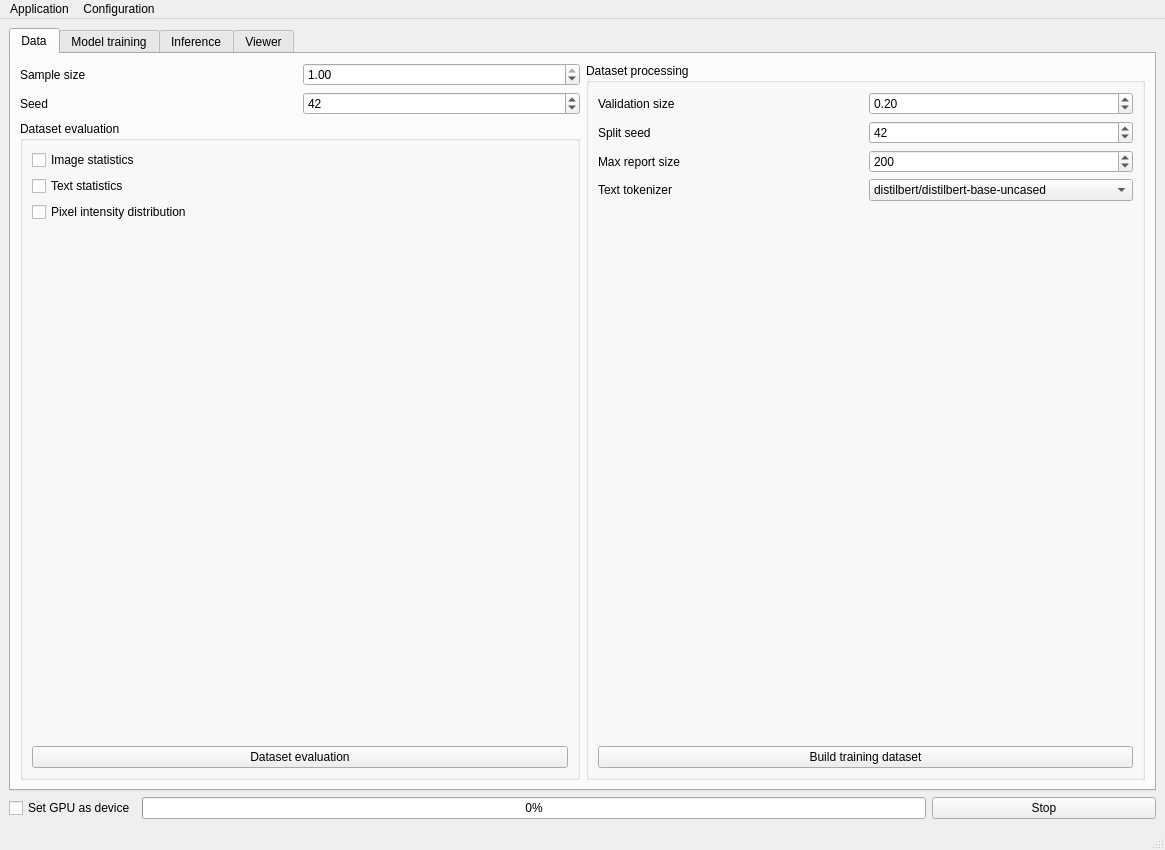
First picture: the form in XREPORT/app/assets/window_layout.ui, repository CTCycle/XREPORT-radiological-reports-generator, before the edit.
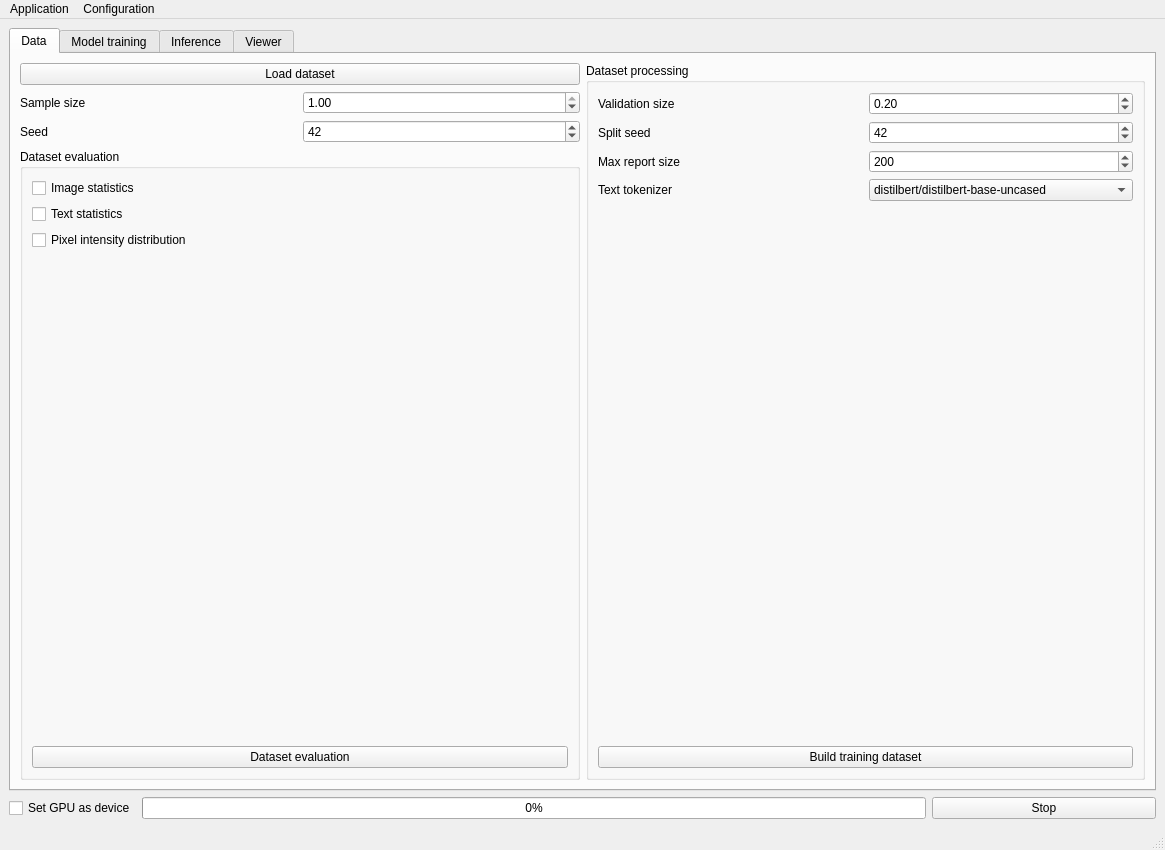
Second picture: the form after the edit.

Commit message: added button to load data from source, decoupled from main window initialization to avoid freezing for very large dataset upload

The edit to the form file:
```diff
--- a/XREPORT/app/assets/window_layout.ui
+++ b/XREPORT/app/assets/window_layout.ui
@@ -61,6 +61,13 @@
        <layout class="QHBoxLayout" name="horizontalLayout_15">
         <item>
          <layout class="QVBoxLayout" name="verticalLayout_8">
+          <item>
+           <widget class="QPushButton" name="loadData">
+            <property name="text">
+             <string>Load dataset</string>
+            </property>
+           </widget>
+          </item>
           <item>
            <layout class="QHBoxLayout" name="horizontalLayout">
             <item>
@@ -113,7 +120,7 @@
            </layout>
           </item>
           <item>
-           <widget class="QGroupBox" name="groupBox_5">
+           <widget class="QGroupBox" name="datasetEvalGroup">
             <property name="title">
              <string>Dataset evaluation</string>
             </property>
@@ -165,7 +172,7 @@
          </layout>
         </item>
         <item>
-         <widget class="QGroupBox" name="datasetEvalGroup">
+         <widget class="QGroupBox" name="datasetProcessGroup">
           <property name="title">
            <string>Dataset processing</string>
           </property>
```
Left out of the diff: 8 changed lines with no effect on the pictures. The commit also changes 10 other files.
